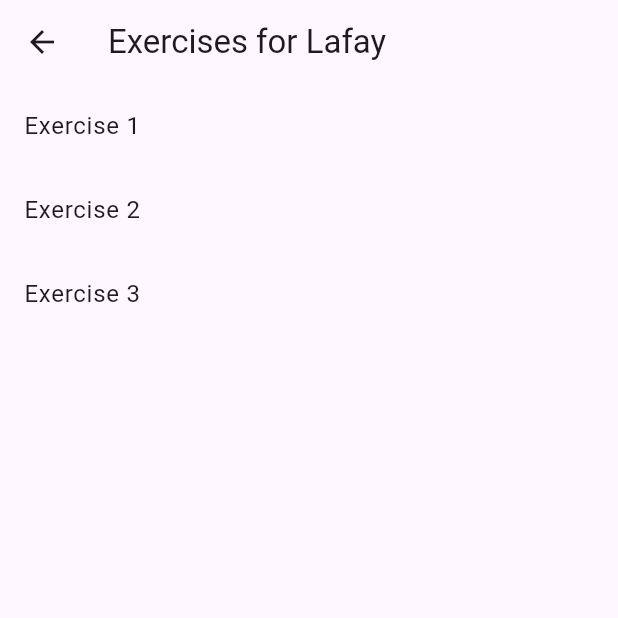
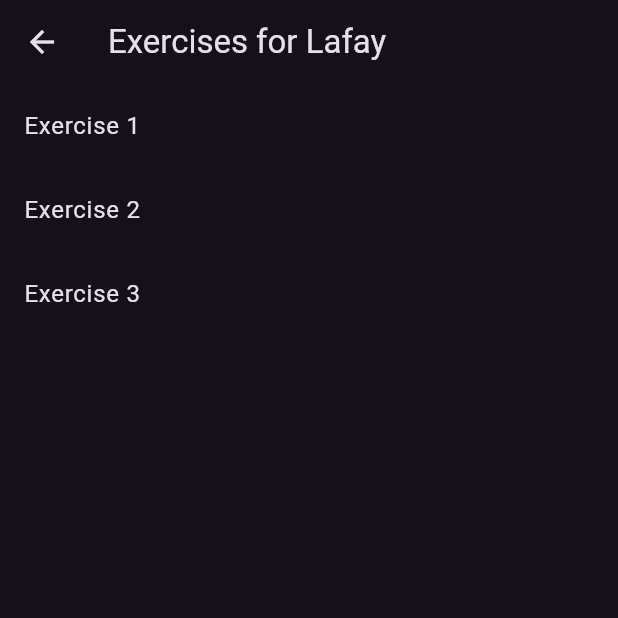
Before and after one commit to rdev0x1/work-log-fit, a Flutter app: the screen it shows after launch, after a tap on "Lafay", on a phone screen of 412 x 824 dp, the top half of it. Run offline on Flutter 3.47's test engine with Material 3 defaults, Android fonts, the light colour scheme and no system bars.

Commit message:
Use dark theme
Signed-off-by: Ramon Dev <ramon.devx@proton.me>

```diff
--- a/lib/main.dart
+++ b/lib/main.dart
@@ -9,10 +9,7 @@ class WorkLogFitApp extends StatelessWidget {
   Widget build(BuildContext context) {
     return MaterialApp(
       title: 'WorkLogFit',
-      theme: ThemeData(
-        primarySwatch: Colors.blue,
-        visualDensity: VisualDensity.adaptivePlatformDensity,
-      ),
+      theme: ThemeData.dark(), // Apply the dark theme
       home: ProgramsListScreen(),
     );
   }
```
